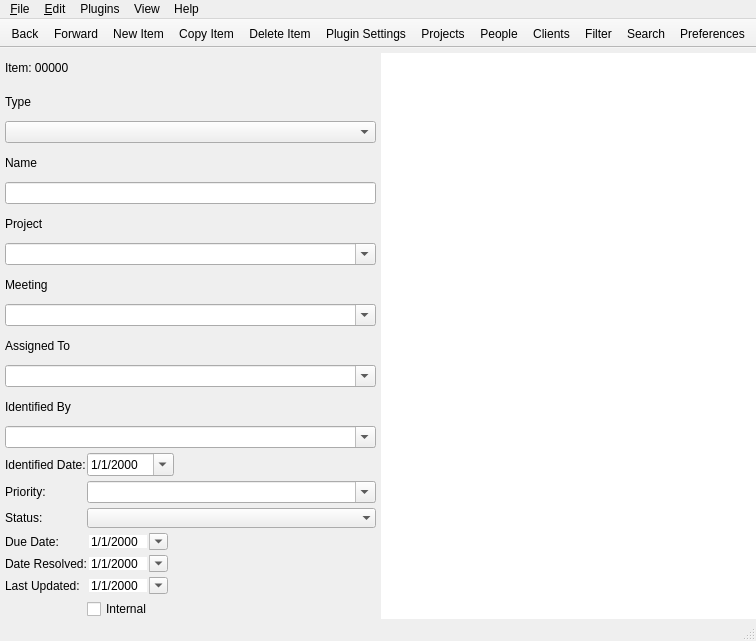
kestermckinney/ProjectNotes, file mainwindow.ui: the form before one commit.
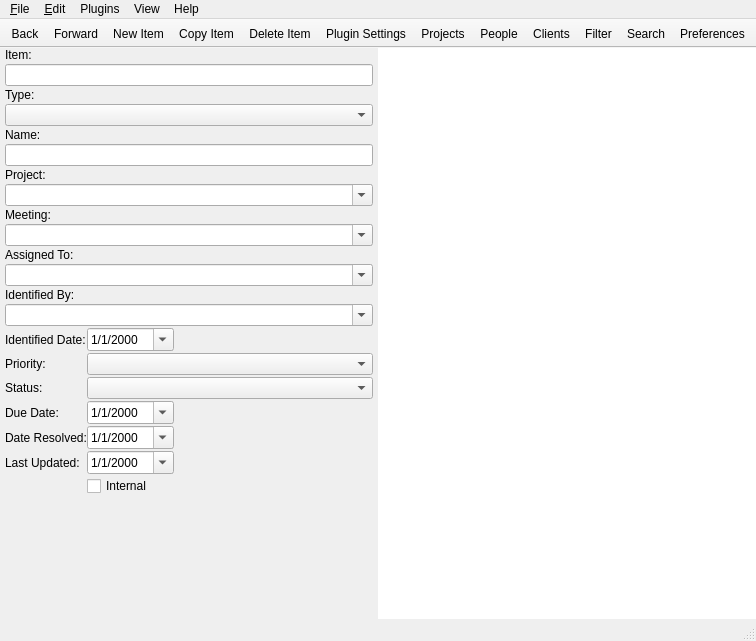
The form after the commit. The open tabs and pages were chosen to show the change. Icons and pictures are not drawn. Custom widgets are drawn as their Qt base class.

The edit to the form file:
```diff
--- a/mainwindow.ui
+++ b/mainwindow.ui
@@ -980,15 +980,15 @@
         <item>
          <layout class="QHBoxLayout" name="horizontalLayout_3">
           <property name="spacing">
-           <number>5</number>
+           <number>0</number>
           </property>
           <property name="topMargin">
-           <number>5</number>
+           <number>0</number>
           </property>
           <item>
            <layout class="QVBoxLayout" name="verticalLayout_11">
             <property name="spacing">
-             <number>5</number>
+             <number>2</number>
             </property>
             <property name="sizeConstraint">
              <enum>QLayout::SetDefaultConstraint</enum>
@@ -996,17 +996,27 @@
             <property name="leftMargin">
              <number>5</number>
             </property>
+            <property name="rightMargin">
+             <number>5</number>
+            </property>
             <item>
              <widget class="QLabel" name="labelItem">
               <property name="text">
-               <string>Item: 00000</string>
+               <string>Item:</string>
+              </property>
+             </widget>
+            </item>
+            <item>
+             <widget class="QLineEdit" name="lineEditItemNumber">
+              <property name="readOnly">
+               <bool>true</bool>
               </property>
              </widget>
             </item>
             <item>
              <widget class="QLabel" name="labelType">
               <property name="text">
-               <string>Type</string>
+               <string>Type:</string>
               </property>
              </widget>
             </item>
@@ -1023,7 +1033,7 @@
             <item>
              <widget class="QLabel" name="labelName">
               <property name="text">
-               <string>Name</string>
+               <string>Name:</string>
               </property>
              </widget>
             </item>
@@ -1037,7 +1047,7 @@
             <item>
              <widget class="QLabel" name="labelProject">
               <property name="text">
-               <string>Project</string>
+               <string>Project:</string>
               </property>
              </widget>
             </item>
@@ -1054,7 +1064,7 @@
             <item>
              <widget class="QLabel" name="labelMeeting">
               <property name="text">
-               <string>Meeting</string>
+               <string>Meeting:</string>
               </property>
              </widget>
             </item>
@@ -1071,7 +1081,7 @@
             <item>
              <widget class="QLabel" name="labelAssignedTo">
               <property name="text">
-               <string>Assigned To</string>
+               <string>Assigned To:</string>
               </property>
              </widget>
             </item>
@@ -1088,7 +1098,7 @@
             <item>
              <widget class="QLabel" name="labelIdentifiedBy">
               <property name="text">
-               <string>Identified By</string>
+               <string>Identified By:</string>
               </property>
              </widget>
             </item>
@@ -1111,7 +1121,7 @@
                <number>0</number>
               </property>
               <property name="verticalSpacing">
-               <number>5</number>
+               <number>2</number>
               </property>
               <item row="0" column="0">
                <widget class="QLabel" name="labelIdentifiedDate">
@@ -1145,7 +1155,7 @@
                  </sizepolicy>
                 </property>
                 <property name="editable">
-                 <bool>true</bool>
+                 <bool>false</bool>
                 </property>
                 <property name="frame">
                  <bool>true</bool>
@@ -1175,7 +1185,7 @@
                  </sizepolicy>
                 </property>
                 <property name="frame">
-                 <bool>false</bool>
+                 <bool>true</bool>
                 </property>
                </widget>
               </item>
@@ -1195,7 +1205,7 @@
                  </sizepolicy>
                 </property>
                 <property name="frame">
-                 <bool>false</bool>
+                 <bool>true</bool>
                 </property>
                 <property name="displayFormat">
                  <string>M/d/yyyy</string>
@@ -1221,7 +1231,7 @@
                  </sizepolicy>
                 </property>
                 <property name="frame">
-                 <bool>false</bool>
+                 <bool>true</bool>
                 </property>
                 <property name="displayFormat">
                  <string>M/d/yyyy</string>
@@ -1247,7 +1257,7 @@
                  </sizepolicy>
                 </property>
                 <property name="frame">
-                 <bool>false</bool>
+                 <bool>true</bool>
                 </property>
                 <property name="displayFormat">
                  <string>M/d/yyyy</string>
@@ -1264,6 +1274,19 @@
                 </property>
                </widget>
               </item>
+              <item row="7" column="1">
+               <spacer name="verticalSpacer">
+                <property name="orientation">
+                 <enum>Qt::Vertical</enum>
+                </property>
+                <property name="sizeHint" stdset="0">
+                 <size>
+                  <width>20</width>
+                  <height>40</height>
+                 </size>
+                </property>
+               </spacer>
+              </item>
              </layout>
             </item>
            </layout>
@@ -1984,6 +2007,11 @@
    <header>itemdetailspage.h</header>
    <container>1</container>
   </customwidget>
+  <customwidget>
+   <class>TrackerItemCommentsView</class>
+   <extends>QTableView</extends>
+   <header>trackeritemcommentsview.h</header>
+  </customwidget>
  </customwidgets>
  <resources>
   <include location="Resources.qrc"/>
```
Left out of the diff: 14 changed lines with no effect on the pictures.
